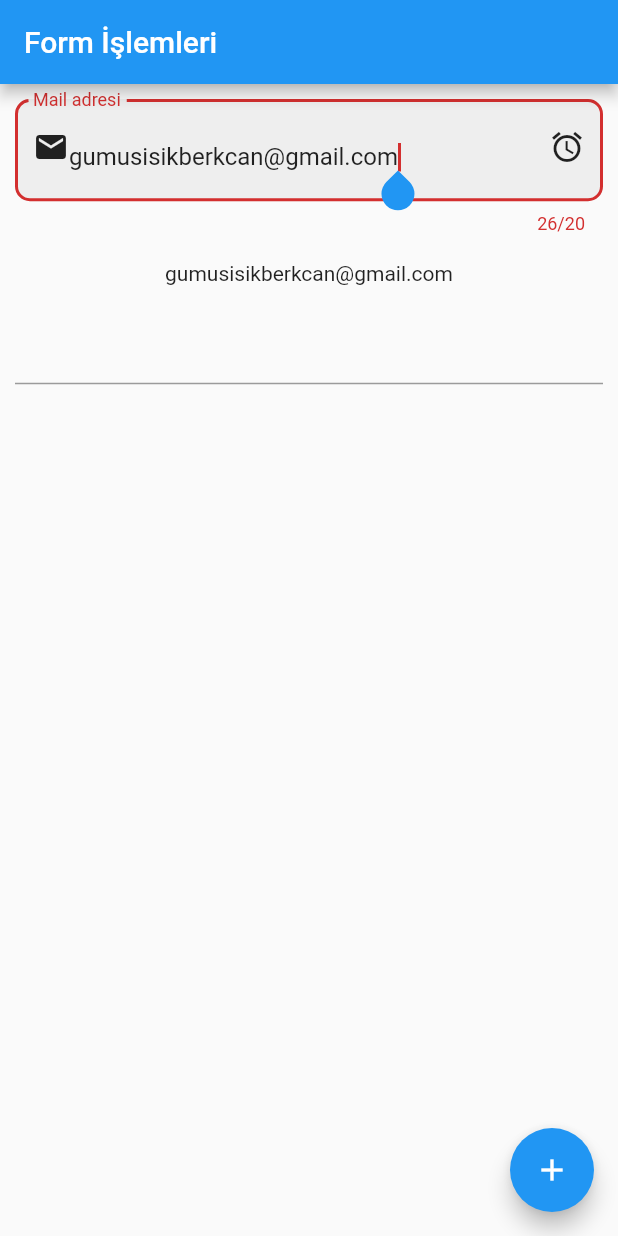
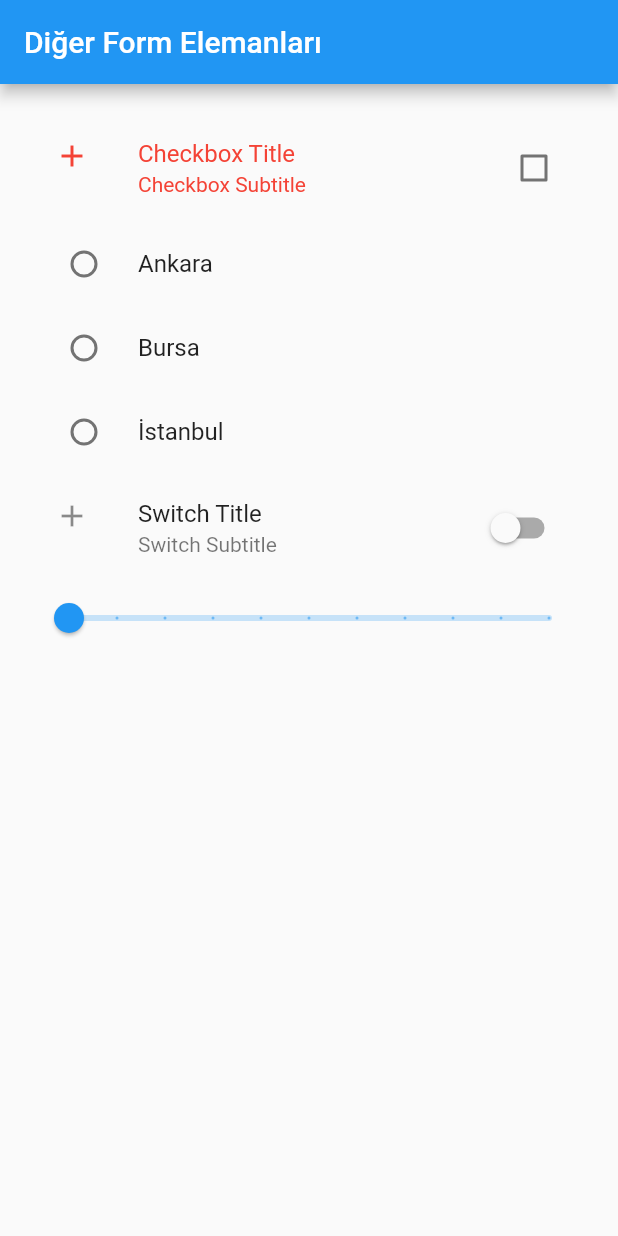
Before and after one commit to berkcangumusisik/100daysOfFlutter, a Flutter app: the screen it shows after launch, on a phone screen of 412 x 824 dp. Run offline on Flutter 3.47's test engine with Material 2 defaults, Android fonts, the light colour scheme and no system bars; our stand-ins replace dio, easy_localization, email_validator, equatable, flutter_bloc, flutter_easyloading and 8 more; missing offline and left inert: kartal, vexana; accounts and stored records are empty; generated files the repository leaves out were written again.

Commit message:
73.gün çalışmaları eklendi.

```diff
--- /dev/null
+++ b/flutter_full_summary/lib/input-widgets/other_form_field_learn.dart
@@ -0,0 +1,121 @@
+import 'package:flutter/material.dart';
+
+class OtherFormFieldLearn extends StatefulWidget {
+  const OtherFormFieldLearn({super.key});
+
+  @override
+  State<OtherFormFieldLearn> createState() => _OtherFormFieldLearnState();
+}
+
+class _OtherFormFieldLearnState extends State<OtherFormFieldLearn> {
+  bool checkBoxState = false;
+  String? city = "";
+  bool switchState = false;
+  double sliderValue = 10;
+  @override
+  Widget build(BuildContext context) {
+    return Scaffold(
+        appBar: AppBar(
+          title: const Text("Diğer Form Elemanları"),
+        ),
+        body: Padding(
+          padding: const EdgeInsets.all(20),
+          child: ListView(
+            children: [
+              CheckboxListTile(
+                value: checkBoxState,
+                onChanged: (value) {
+                  setState(() {
+                    checkBoxState = value!;
+                  });
+                },
+                activeColor: Colors.red,
+                title: const Text("Checkbox Title"),
+                subtitle: const Text("Checkbox Subtitle"),
+                secondary: const Icon(Icons.add),
+                selected: true,
+              ),
+              RadioListTile(
+                value: "Ankara",
+                groupValue: city,
+                onChanged: (value) {
+                  setState(() {
+                    city = value;
+                    debugPrint("Seçilen değer : $value");
+                  });
+                },
+                title: const Text("Ankara"),
+              ),
+              RadioListTile(
+                value: "Bursa",
+                groupValue: city,
+                onChanged: (value) {
+                  setState(() {
+                    city = value;
+                    debugPrint("Seçilen değer : $value");
+                  });
+                },
+                title: const Text("Bursa"),
+              ),
+              RadioListTile(
+                value: "İstanbul",
+                groupValue: city,
+                onChanged: (value) {
+                  setState(() {
+                    city = value;
+                    debugPrint("Seçilen değer : $value");
+                  });
+                },
+                title: const Text("İstanbul"),
+              ),
+              SwitchListTile(
+                value: switchState,
+                onChanged: (value) {
+                  setState(() {
+                    switchState = value;
+                  });
+                },
+                title: const Text("Switch Title"),
+                subtitle: const Text("Switch Subtitle"),
+                secondary: const Icon(Icons.add),
+              ),
+              Slider(
+                value: sliderValue,
+                onChanged: (value) {
+                  setState(() {
+                    sliderValue = value;
+                  });
+                },
+                min: 10,
+                max: 20,
+                divisions: 10,
+                label: sliderValue.toString(),
+              )
+            ],
+          ),
+        ));
+  }
+}
+
+
+/**
+ * CheckboxListTile : CheckboxListTile, bir ListTile'ın içine yerleştirilmiş bir Checkbox widget'ıdır.
+ * activeColor : Checkbox'ın seçili olduğunda alacağı renktir.
+ * onChanged : Checkbox'ın seçili olup olmadığını değiştirmek için kullanılır.
+ * title : Checkbox'ın başlığını belirler.
+ * subtitle : Checkbox'ın alt başlığını belirler.
+ * secondary : Checkbox'ın başlığının sol tarafına bir widget yerleştirmek için kullanılır.
+ * selected : Checkbox'ın seçili olup olmadığını belirler.
+ *
+ * RadioListTile : RadioListTile, bir ListTile'ın içine yerleştirilmiş bir Radio widget'ıdır.
+ * value : Radio'nun değerini belirler.
+ * groupValue : Radio'nun hangi gruba ait olduğunu belirler.
+ * onChanged : Radio'nun seçili olup olmadığını değiştirmek için kullanılır.
+ *
+ * SwitchListTile : SwitchListTile, bir ListTile'ın içine yerleştirilmiş bir Switch widget'ıdır.
+ * value : Switch'in değerini belirler.
+ * onChanged : Switch'in seçili olup olmadığını değiştirmek için kullanılır.
+ * title : Switch'in başlığını belirler.
+ *
+ * Slider : Slider, bir değer aralığında bir değer seçmek için kullanılır.
+ */
--- a/flutter_full_summary/lib/main.dart
+++ b/flutter_full_summary/lib/main.dart
@@ -1,7 +1,6 @@
 import 'package:flutter/material.dart';
 import 'package:flutter_easyloading/flutter_easyloading.dart';
-import 'package:flutter_full_summary/input-widgets/text_field_learn.dart';
-import 'package:flutter_full_summary/navigations/home.dart';
+import 'package:flutter_full_summary/input-widgets/other_form_field_learn.dart';
 
 void main() {
   runApp(const MyApp());
@@ -38,7 +37,7 @@
       //   "greenPage": (context) => const GreenPage(),
       //   "yellowPage": (context) => const YellowPage(),
       // },
-      home: const TextFieldLearn(),
+      home: const OtherFormFieldLearn(),
     );
   }
 }
--- a/flutter_full_summary/pubspec.yaml
+++ b/flutter_full_summary/pubspec.yaml
@@ -36,6 +36,7 @@
   # Use with the CupertinoIcons class for iOS style icons.
   cupertino_icons: ^1.0.2
   flutter_easyloading: ^3.0.5
+  email_validator: '^2.1.16'
 
 dev_dependencies:
   flutter_test:
```
Also changed, not shown: flutter_full_summary/lib/input-widgets/text_form_field_learn.dart (added, +147 -0 lines), flutter_full_summary/pubspec.lock, 1 other file.
